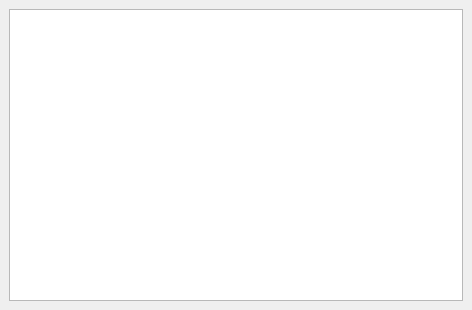
Before: the Qt Designer form code/ryzom/tools/leveldesign/georges_editor_qt/src/log_form.ui in ryzom/ryzomcore, drawn with Qt 5.
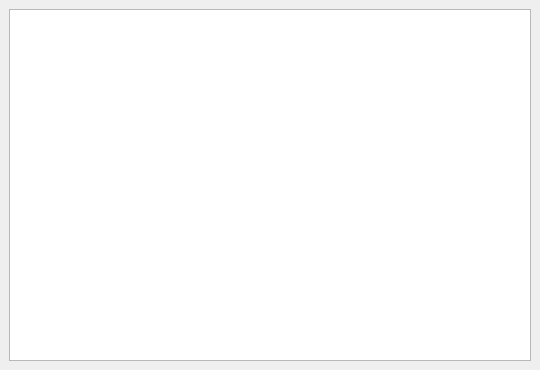
After: the same form once the commit is applied.

Patch:
```diff
--- a/code/ryzom/tools/leveldesign/georges_editor_qt/src/log_form.ui
+++ b/code/ryzom/tools/leveldesign/georges_editor_qt/src/log_form.ui
@@ -6,8 +6,8 @@
    <rect>
     <x>0</x>
     <y>0</y>
-    <width>472</width>
-    <height>310</height>
+    <width>540</width>
+    <height>370</height>
    </rect>
   </property>
   <property name="sizePolicy">
@@ -18,8 +18,8 @@
   </property>
   <property name="minimumSize">
    <size>
-    <width>89</width>
-    <height>122</height>
+    <width>0</width>
+    <height>0</height>
    </size>
   </property>
   <property name="maximumSize">
@@ -41,7 +41,7 @@
    <property name="minimumSize">
     <size>
      <width>0</width>
-     <height>100</height>
+     <height>0</height>
     </size>
    </property>
    <layout class="QGridLayout" name="gridLayout">
```
